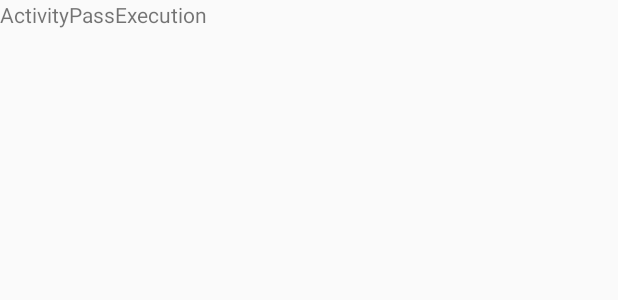
After one commit to RomanDnipro/Epic1, an Android app: the layout activity_pass_execution.xml on its own in the app's theme, with its tools: preview values and no code run, on a phone screen of 412 x 824 dp. The commit adds this screen. Shown: the top 300 px of the screen. Run offline under Robolectric (Android 15) with nearby library versions, the phone set to English and light mode, and no system bars.

Commit message:
+ pass execution + type of visa

```diff
--- a/app/src/main/AndroidManifest.xml
+++ b/app/src/main/AndroidManifest.xml
@@ -16,7 +16,9 @@
                 <category android:name="android.intent.category.LAUNCHER" />
             </intent-filter>
         </activity>
-        <activity android:name=".CurrentStatusActivity"></activity>
+        <activity android:name=".CurrentStatusActivity" />
+        <activity android:name=".PassExecutionActivity" />
+        <activity android:name=".TypeOfVisaActivity"></activity>
     </application>
 
 </manifest>
--- /dev/null
+++ b/app/src/main/res/layout/activity_pass_execution.xml
@@ -0,0 +1,14 @@
+<?xml version="1.0" encoding="utf-8"?>
+<android.support.constraint.ConstraintLayout xmlns:android="http://schemas.android.com/apk/res/android"
+    xmlns:app="http://schemas.android.com/apk/res-auto"
+    xmlns:tools="http://schemas.android.com/tools"
+    android:layout_width="match_parent"
+    android:layout_height="match_parent"
+    tools:context="com.example.roman.epic1.PassExecutionActivity">
+
+    <TextView
+        android:id="@+id/textView"
+        android:layout_width="wrap_content"
+        android:layout_height="wrap_content"
+        android:text="ActivityPassExecution" />
+</android.support.constraint.ConstraintLayout>
```
Also changed, not shown: app/src/main/java/com/example/roman/epic1/CurrentStatusActivity.java (+50 -2 lines), app/src/main/java/com/example/roman/epic1/Helper.java (added, +8 -0 lines), app/src/main/java/com/example/roman/epic1/PassExecutionActivity.java (added, +13 -0 lines), app/src/main/java/com/example/roman/epic1/TypeOfVisaActivity.java (added, +13 -0 lines), app/src/main/res/layout/activity_current_status.xml (+8 -8 lines), app/src/main/res/layout/activity_type_of_visa.xml (added, +14 -0 lines).
